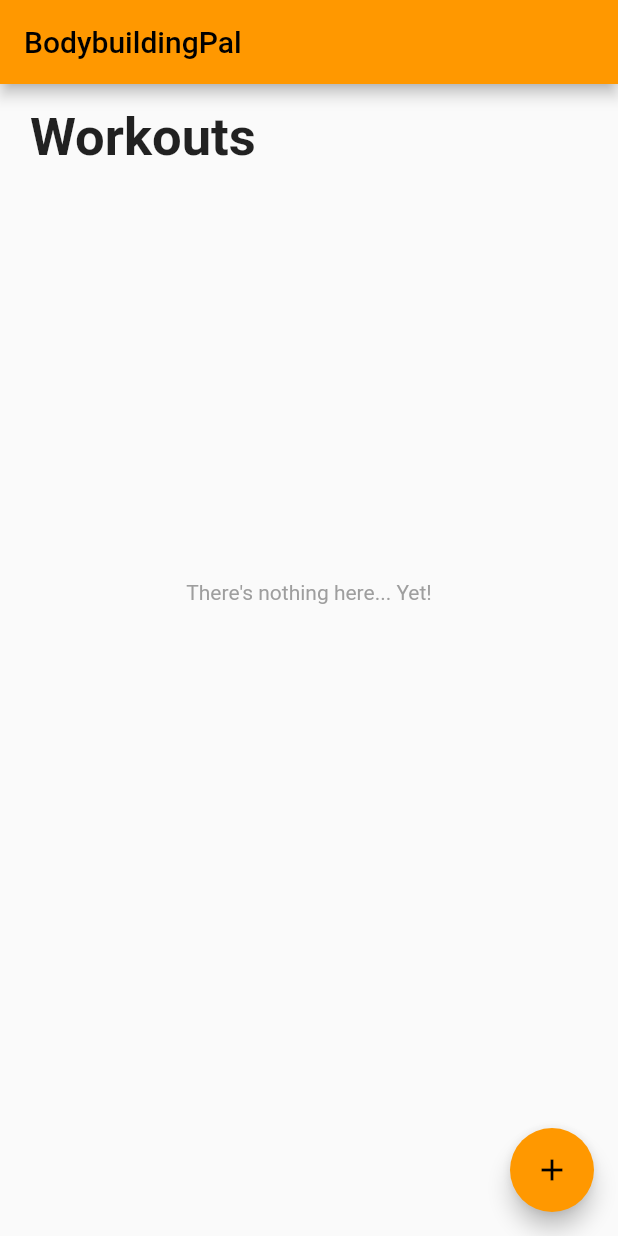
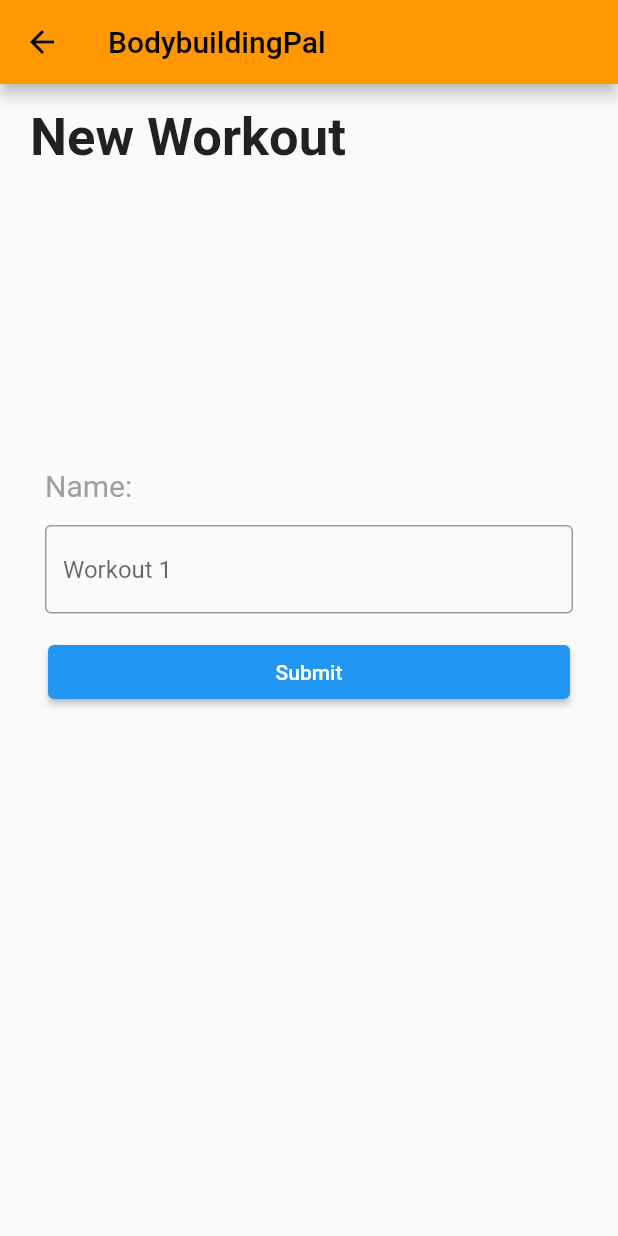
Before and after one commit to draff1800/bodybuildingpal, a Flutter app: the screen it shows after launch, after a tap on the "add" icon, on a phone screen of 412 x 824 dp. Run offline on Flutter 3.47's test engine with Material 2 defaults, Android fonts, the phone set to English and light mode, and no system bars.

Commit message:
Renamed Widgets from Pages to Routes. Added New Workout Page and Navigation from Workouts' plus Button

```diff
--- a/lib/main.dart
+++ b/lib/main.dart
@@ -1,4 +1,5 @@
 import 'package:flutter/material.dart';
+import 'new_workout.dart';
 
 void main() => runApp(const BodybuildingPal());
 
@@ -11,47 +12,45 @@ class BodybuildingPal extends StatelessWidget {
   Widget build(BuildContext context) {
     return MaterialApp(
       title: _title,
-      theme: ThemeData(
-        primarySwatch: Colors.orange
-      ),
-      home: const WorkoutsPageStatefulWidget(),
+      theme: ThemeData(primarySwatch: Colors.orange),
+      home: const WorkoutsRoute(),
     );
   }
 }
 
-class WorkoutsPageStatefulWidget extends StatefulWidget {
-  const WorkoutsPageStatefulWidget({Key? key}) : super(key: key);
+class WorkoutsRoute extends StatefulWidget {
+  const WorkoutsRoute({Key? key}) : super(key: key);
 
   @override
-  State<WorkoutsPageStatefulWidget> createState() => _WorkoutsPageStatefulWidgetState();
+  State<WorkoutsRoute> createState() => _WorkoutsRouteState();
 }
 
-class _WorkoutsPageStatefulWidgetState extends State<WorkoutsPageStatefulWidget> {
-
+class _WorkoutsRouteState extends State<WorkoutsRoute> {
   @override
   Widget build(BuildContext context) {
     return Scaffold(
       appBar: AppBar(
         title: const Text('BodybuildingPal'),
       ),
-      body:
-        Column(
+      body: Column(
         children: <Widget>[
           Container(
               alignment: Alignment.topLeft,
               margin: const EdgeInsets.fromLTRB(20, 15, 0, 0),
-              child: const Text('Workouts', style: TextStyle(fontWeight: FontWeight.bold, fontSize: 35))
-            ),
+              child: const Text('Workouts',
+                  style: TextStyle(fontWeight: FontWeight.bold, fontSize: 35))),
           Container(
               alignment: Alignment.center,
               margin: const EdgeInsets.fromLTRB(0, 275, 0, 275),
-              child: const Text('There\'s nothing here... Yet!', style: TextStyle(color: Colors.grey))
-            ),
+              child: const Text('There\'s nothing here... Yet!',
+                  style: TextStyle(color: Colors.grey))),
         ],
       ),
-      floatingActionButton:
-        FloatingActionButton(
-          onPressed: () => {},
+      floatingActionButton: FloatingActionButton(
+        onPressed: () => {
+          Navigator.push(context,
+              MaterialPageRoute(builder: (context) => const NewWorkoutRoute()))
+        },
         tooltip: 'Add Workout',
         child: const Icon(Icons.add),
       ),
--- /dev/null
+++ b/lib/new_workout.dart
@@ -0,0 +1,51 @@
+import 'package:flutter/material.dart';
+
+class NewWorkoutRoute extends StatelessWidget {
+  const NewWorkoutRoute({super.key});
+
+  @override
+  Widget build(BuildContext context) {
+    return Scaffold(
+      appBar: AppBar(
+        title: const Text('BodybuildingPal'),
+      ),
+      body: Column(
+        children: <Widget>[
+          Container(
+              alignment: Alignment.topLeft,
+              margin: const EdgeInsets.fromLTRB(20, 15, 0, 200),
+              child: const Text('New Workout',
+                  style: TextStyle(fontWeight: FontWeight.bold, fontSize: 35)
+              )
+          ),
+          const Padding(
+            padding: EdgeInsets.symmetric(horizontal: 30),
+            child: Align(
+              alignment: Alignment.centerLeft,
+              child: Text('Name:', style: TextStyle(color: Colors.grey, fontSize: 20)),
+            )
+          ),
+          const Padding(
+            padding: EdgeInsets.symmetric(horizontal: 30, vertical: 15),
+            child: TextField(
+              decoration: InputDecoration(
+                border: OutlineInputBorder(),
+                hintText: 'Workout 1',
+              ),
+            ),
+          ),
+          Padding(
+            padding: const EdgeInsets.symmetric(horizontal: 8),
+            child: ElevatedButton(
+              onPressed: () {},
+              style: ElevatedButton.styleFrom(
+                fixedSize: const Size(348, 20), primary: Colors.blue
+              ),
+              child: const Text('Submit', style: TextStyle(color: Colors.white)),
+            ),
+          ),
+        ],
+      ),
+    );
+  }
+}
```
Lines whose indentation alone changed are shown as unchanged.
